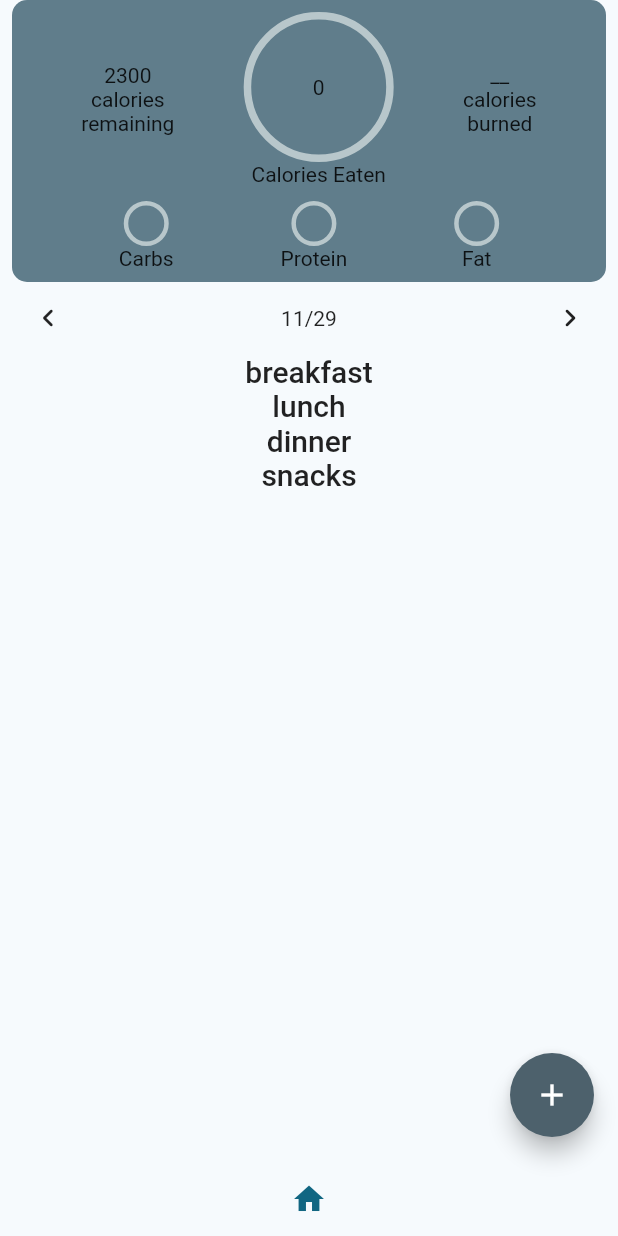
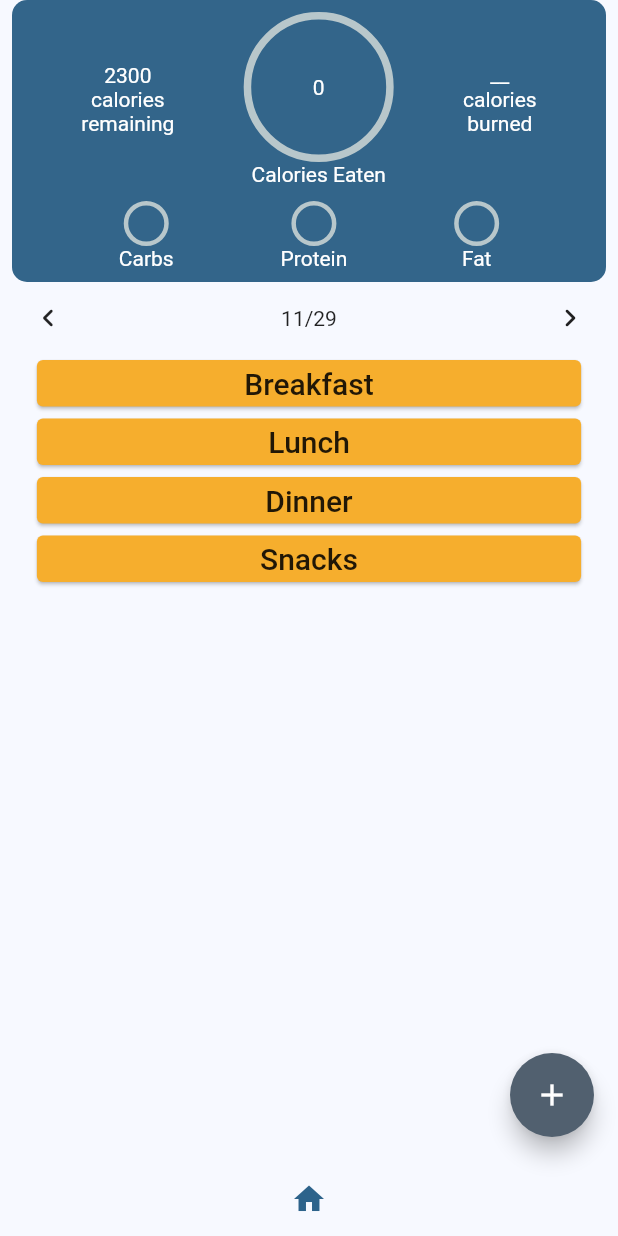
Before and after one commit to apfox500/Perfect-Plate, a Flutter app: the screen it shows after launch, on a phone screen of 412 x 824 dp. Run offline on Flutter 3.47's test engine with Material 2 defaults, Android fonts, the phone set to English and light mode, and no system bars; drawn by our look-alikes of percent_indicator; our stand-ins replace page_transition.

Commit message:
colors(3rd times the charm)

```diff
--- a/perfect_plate/lib/home.dart
+++ b/perfect_plate/lib/home.dart
@@ -21,6 +21,8 @@ class _HomePageState extends State<HomePage> {
     Map<String, List<dynamic>> meals = global.calories[global.currentDate]![2] as Map<String, List<dynamic>>;
 
     return Scaffold(
+      backgroundColor:
+          (Theme.of(context).brightness == Brightness.light) ? Theme.of(context).backgroundColor : null,
       resizeToAvoidBottomInset: false,
       bottomNavigationBar: FooterButtons(global, page: "Home"),
       body: SafeArea(
@@ -33,8 +35,8 @@ class _HomePageState extends State<HomePage> {
                 Container(
                   decoration: BoxDecoration(
                     color: (Theme.of(context).brightness == Brightness.light)
-                        ? Colors.blueGrey
-                        : Color.fromARGB(255, 182, 137, 1),
+                        ? Color.fromARGB(255, 51, 101, 138)
+                        : const Color.fromARGB(255, 246, 174, 45),
                     borderRadius: BorderRadius.circular(10),
                   ),
                   child: Padding(
@@ -47,17 +49,25 @@ class _HomePageState extends State<HomePage> {
                             Text(
                               "${global.calories[global.currentDate]![1] - global.calories[global.currentDate]![0]}\ncalories\nremaining",
                               textAlign: TextAlign.center,
+                              style: TextStyle(color: Theme.of(context).colorScheme.onPrimary),
                             ),
                             CircularPercentIndicator(
                               radius: 50,
                               percent: global.calories[global.currentDate]![0] /
                                   global.calories[global.currentDate]![1],
-                              center: Text("${global.calories[global.currentDate]![0]}"),
-                              footer: const Text("Calories Eaten"),
+                              center: Text(
+                                "${global.calories[global.currentDate]![0]}",
+                                style: TextStyle(color: Theme.of(context).colorScheme.onPrimary),
                               ),
-                            const Text(
+                              footer: Text(
+                                "Calories Eaten",
+                                style: TextStyle(color: Theme.of(context).colorScheme.onPrimary),
+                              ),
+                            ),
+                            Text(
                               "__\ncalories\nburned",
                               textAlign: TextAlign.center,
+                              style: TextStyle(color: Theme.of(context).colorScheme.onPrimary),
                             ),
                           ],
                         ),
@@ -69,18 +79,27 @@ class _HomePageState extends State<HomePage> {
                           children: [
                             CircularPercentIndicator(
                               radius: 15,
-                              footer: const Text("Carbs"),
+                              footer: Text(
+                                "Carbs",
+                                style: TextStyle(color: Theme.of(context).colorScheme.onPrimary),
+                              ),
                               lineWidth: 3,
                             ),
                             CircularPercentIndicator(
                               radius: 15,
                               lineWidth: 3,
-                              footer: const Text("Protein"),
+                              footer: Text(
+                                "Protein",
+                                style: TextStyle(color: Theme.of(context).colorScheme.onPrimary),
+                              ),
                             ),
                             CircularPercentIndicator(
                               radius: 15,
                               lineWidth: 3,
-                              footer: const Text("Fat"),
+                              footer: Text(
+                                "Fat",
+                                style: TextStyle(color: Theme.of(context).colorScheme.onPrimary),
+                              ),
                             ),
                           ],
                         ),
@@ -115,7 +134,13 @@ class _HomePageState extends State<HomePage> {
                       itemCount: meals.keys.length,
                       itemBuilder: (context, index) {
                         String mealName = meals.keys.toList()[index];
-                        return Column(
+                        return Card(
+                          color: (Theme.of(context).brightness == Brightness.light)
+                              ? Color.fromARGB(255, 246, 174, 45)
+                              : Color.fromARGB(255, 51, 101, 138),
+                          child: Padding(
+                            padding: const EdgeInsets.all(4.0),
+                            child: Column(
                               children: <Widget>[
                                     Text(
                                       mealName,
@@ -132,6 +157,8 @@ class _HomePageState extends State<HomePage> {
                                       ],
                                     );
                                   }).toList(),
+                            ),
+                          ),
                         );
                       }),
                 ),
--- a/perfect_plate/lib/log_page.dart
+++ b/perfect_plate/lib/log_page.dart
@@ -13,7 +13,7 @@ class LogPage extends StatefulWidget {
 }
 
 class _LogPageState extends State<LogPage> {
-  String mealValue = "breakfast";
+  String mealValue = "Breakfast";
   final nameController = TextEditingController();
   final calController = TextEditingController();
 
@@ -86,6 +86,21 @@ class _LogPageState extends State<LogPage> {
 
   //actual function to add the food to the log
   void addFood(Map<String, List<dynamic>> meals, Global global) {
+    if (nameController.text.isEmpty || calController.text.isEmpty) {
+      showDialog(
+          context: context,
+          builder: (context) {
+            return AlertDialog(
+              title: Text("Empty Fields"),
+              actions: [
+                ElevatedButton(
+                  onPressed: () => Navigator.of(context).pop(),
+                  child: const Text("Ok"),
+                ),
+              ],
+            );
+          });
+    } else {
       meals[mealValue]!.add([nameController.text, int.parse(calController.text)]);
       global.calories[global.currentDate]![0] += int.parse(calController.text);
       setState(() {});
@@ -98,3 +113,4 @@ class _LogPageState extends State<LogPage> {
       );
     }
   }
+}
--- a/perfect_plate/lib/main.dart
+++ b/perfect_plate/lib/main.dart
@@ -22,24 +22,30 @@ class MyApp extends StatelessWidget {
       0,
       2300,
       {
-        "breakfast": [],
-        "lunch": [],
-        "dinner": [],
-        "snacks": [],
+        "Breakfast": [],
+        "Lunch": [],
+        "Dinner": [],
+        "Snacks": [],
       }
     ];
     //actually start app
     return MaterialApp(
       theme: ThemeData(
         //light theme
-        colorSchemeSeed: Colors.blueGrey, //TODO: Pick some colors for the app ryan!
-        brightness: Brightness.light,
+
+        colorScheme: ColorScheme.fromSeed(
+          seedColor: const Color.fromARGB(255, 55, 101, 138),
+          brightness: Brightness.light,
+        ).copyWith(),
+        backgroundColor: const Color.fromARGB(255, 215, 215, 215),
         //Probably will mostly be done by Ryan
       ),
       darkTheme: ThemeData(
         //dark theme
-        colorSchemeSeed: Colors.amber,
-        brightness: Brightness.dark,
+        colorScheme: ColorScheme.fromSeed(
+          seedColor: const Color.fromARGB(255, 246, 174, 45),
+          brightness: Brightness.dark,
+        ).copyWith(),
         //Probably will mostly be done by Andrew
       ),
 
```
Lines whose indentation alone changed are shown as unchanged.
